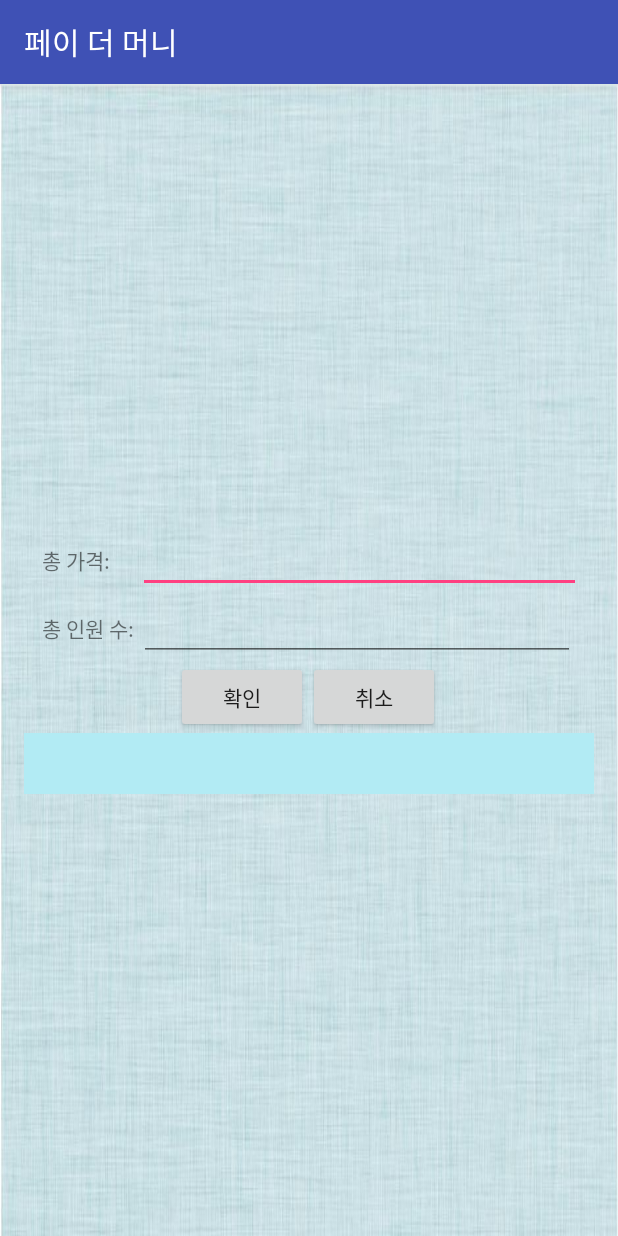
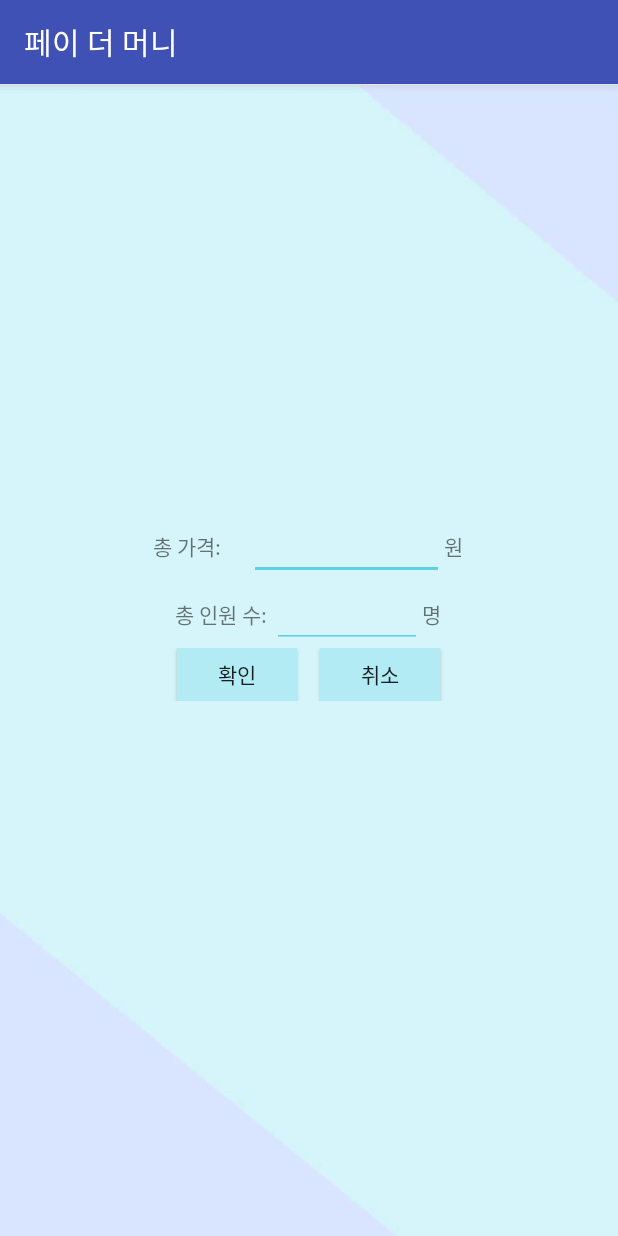
Before and after one commit to SeBin2519/PayTheMoney_school, an Android app: the RandomMenu screen opened directly, with no data from a screen before it, on a phone screen of 412 x 824 dp. Run offline under Robolectric (Android 15) with nearby library versions, the phone set to English and light mode, and no system bars.

Commit message:
#8 reset app image

```diff
--- a/app/src/main/java/kr/hs/emirim/sebin/paythemoney/Douch.java
+++ b/app/src/main/java/kr/hs/emirim/sebin/paythemoney/Douch.java
@@ -78,6 +78,7 @@ public class Douch extends AppCompatActivity implements View.OnClickListener{
 
         switch(v.getId()){
             case R.id.but_douch_check:
+                textresult.setText("");
                 if(editPerson.equals("") || editPerson==null|| editPrice.equals("") || editPrice==null) Toast.makeText(this,"제대로 된 값을 입력해 주세요!",Toast.LENGTH_LONG).show();
                 else{
                     person=Integer.parseInt(epMon);
--- a/app/src/main/java/kr/hs/emirim/sebin/paythemoney/Mol.java
+++ b/app/src/main/java/kr/hs/emirim/sebin/paythemoney/Mol.java
@@ -41,6 +41,7 @@ public class Mol extends AppCompatActivity implements View.OnClickListener{
 
         switch(view.getId()){
             case R.id.but_start:
+                textresult.setText("");
                 if(editPerson.equals("") || editPerson==null) Toast.makeText(this,"제대로 된 값을 입력해 주세요!",Toast.LENGTH_LONG).show();
                 else {
                     personNum=Integer.parseInt(person);
--- a/app/src/main/java/kr/hs/emirim/sebin/paythemoney/RandomMenu.java
+++ b/app/src/main/java/kr/hs/emirim/sebin/paythemoney/RandomMenu.java
@@ -91,7 +91,8 @@ public class RandomMenu extends AppCompatActivity implements View.OnClickListene
         Collections.shuffle(is);
 
         for(i=0;i<people;i++){ //채워진 배열을 출력하기 위한 for문
-            result += "No. " + (i + 1) + " :  " + is.get(i) + "원\n";
+            //result += "No. " + (i + 1) + " :  " + is.get(i) + "원\n";
+            result += (i + 1) + ". " + is.get(i) + "원\n";
         }
     }
 
@@ -106,6 +107,7 @@ public class RandomMenu extends AppCompatActivity implements View.OnClickListene
 
         switch(v.getId()){
             case R.id.but_random_ok:
+                textResult.setText("");
                 if(!textResult.equals("")) {
                     result="";
                     textResult.setText("");
--- a/app/src/main/res/layout/activity_main.xml
+++ b/app/src/main/res/layout/activity_main.xml
@@ -1,7 +1,7 @@
 <?xml version="1.0" encoding="utf-8"?>
 <LinearLayout xmlns:android="http://schemas.android.com/apk/res/android"
     xmlns:tools="http://schemas.android.com/tools"
-    android:background="@drawable/skin"
+    android:background="@drawable/menu"
     android:layout_width="match_parent"
     android:layout_height="match_parent"
     android:paddingBottom="@dimen/activity_vertical_margin"
--- a/app/src/main/res/layout/mol.xml
+++ b/app/src/main/res/layout/mol.xml
@@ -35,7 +35,7 @@
                 android:layout_width="match_parent"
                 android:layout_height="wrap_content"
                 android:inputType="numberDecimal"
-                />
+                android:backgroundTint="#5CD1E5" />
             <TextView
                 android:layout_width="38dp"
                 android:layout_height="33dp"
@@ -62,7 +62,8 @@
                 android:textSize="20sp"
                 android:nestedScrollingEnabled="true"
                 android:layout_gravity="center"
-                android:gravity="center" />
+                android:gravity="center"
+                android:layout_margin="7dp" />
 
             <LinearLayout
                 android:layout_gravity="center"
--- a/app/src/main/res/layout/random.xml
+++ b/app/src/main/res/layout/random.xml
@@ -23,13 +23,14 @@
             android:layout_gravity="center"
             android:layout_width="match_parent"
             android:layout_height="wrap_content"
-            android:orientation="vertical">
+            android:orientation="vertical"
+            android:layout_marginBottom="10dp">
             <LinearLayout
                 android:layout_width="355dp"
                 android:layout_height="wrap_content"
                 android:orientation="horizontal"
                 android:layout_gravity="center"
-                >
+                android:gravity="center">
                 <TextView
                     android:layout_width="64dp"
                     android:layout_height="wrap_content"
@@ -37,10 +38,10 @@
                     />
                 <EditText
                     android:id="@+id/edit_price"
-                    android:layout_width="304dp"
+                    android:layout_width="130dp"
                     android:layout_height="wrap_content"
                     android:inputType="numberDecimal"
-                    />
+                    android:backgroundTint="#5CD1E5" />
                 <TextView
                     android:layout_width="wrap_content"
                     android:layout_height="wrap_content"
@@ -53,7 +54,7 @@
                 android:layout_height="wrap_content"
                 android:orientation="horizontal"
                 android:layout_gravity="center"
-                >
+                android:gravity="center">
                 <TextView
                     android:layout_width="wrap_content"
                     android:layout_height="wrap_content"
@@ -61,13 +62,13 @@
                     />
                 <EditText
                     android:id="@+id/edit_personNum"
-                    android:layout_width="match_parent"
+                    android:layout_width="100dp"
                     android:layout_height="wrap_content"
                     android:inputType="numberDecimal"
-                    />
+                    android:backgroundTint="#5CD1E5" />
                 <TextView
-                    android:layout_width="38dp"
-                    android:layout_height="33dp"
+                    android:layout_width="wrap_content"
+                    android:layout_height="wrap_content"
                     android:text="명"
                     />
             </LinearLayout>
@@ -78,20 +79,22 @@
                 android:layout_height="wrap_content"
                 android:orientation="horizontal"
                 android:gravity="center"
-                >
+                android:layout_marginBottom="10dp">
                 <Button
                     android:id="@+id/but_random_ok"
-                    android:layout_width="wrap_content"
-                    android:layout_height="wrap_content"
+                    android:layout_width="80dp"
+                    android:layout_height="35dp"
+                    android:background="#B2EBF4"
                     android:text="확인"
-                    />
+                    android:layout_marginRight="10dp" />
 
                 <Button
                     android:id="@+id/but_random_cancel"
-                    android:layout_width="wrap_content"
-                    android:layout_height="wrap_content"
+                    android:layout_width="80dp"
+                    android:layout_height="35dp"
+                    android:background="#B2EBF4"
                     android:text="취소"
-                    android:layout_gravity="center" />
+                    android:layout_marginLeft="5dp" />
             </LinearLayout>
         </LinearLayout>
         <LinearLayout
@@ -102,7 +105,6 @@
             android:orientation="horizontal"
             >
             <TextView
-                android:background="#B2EBF4"
                 android:layout_gravity="center"
 
                 android:id="@+id/text_result"
@@ -112,7 +114,7 @@
                 android:layout_alignParentLeft="true"
                 android:layout_alignParentStart="true"
                 android:textSize="30sp"
-                />
+                android:layout_margin="5dp" />
         </LinearLayout>
     </LinearLayout>
 </ScrollView>
```
Also changed, not shown: app/src/main/res/layout/douch.xml (+20 -18 lines), app/src/main/res/drawable/menu.jpg (added), app/src/main/res/drawable/skin.JPG, app/src/main/res/drawable/splash.jpg.
